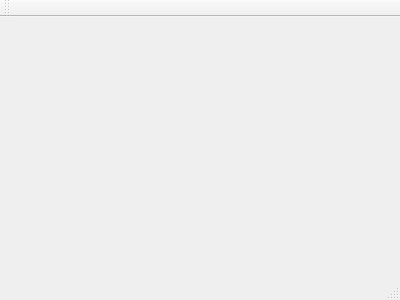
Old version of the form desktop/tpprojekt/mainwindow.ui in the repository Panturek/TP_projekt.
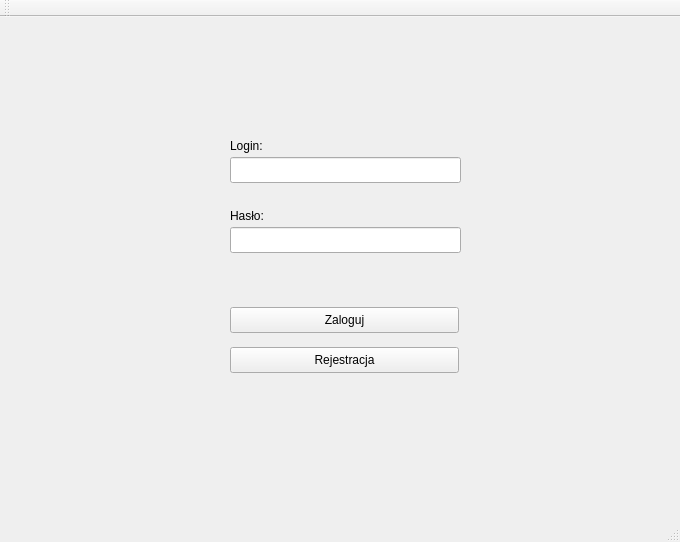
New version of the form.

Patch:
```diff
--- a/desktop/tpprojekt/mainwindow.ui
+++ b/desktop/tpprojekt/mainwindow.ui
@@ -1,24 +1,115 @@
 <ui version="4.0">
  <class>MainWindow</class>
- <widget class="QMainWindow" name="MainWindow" >
-  <property name="geometry" >
+ <widget class="QMainWindow" name="MainWindow">
+  <property name="geometry">
    <rect>
     <x>0</x>
     <y>0</y>
-    <width>400</width>
-    <height>300</height>
+    <width>680</width>
+    <height>542</height>
    </rect>
   </property>
   <property name="windowTitle" >
    <string>MainWindow</string>
   </property>
-  <widget class="QMenuBar" name="menuBar" />
-  <widget class="QToolBar" name="mainToolBar" />
-  <widget class="QWidget" name="centralWidget" />
-  <widget class="QStatusBar" name="statusBar" />
+  <widget class="QWidget" name="centralWidget">
+   <widget class="QPushButton" name="loginButton">
+    <property name="geometry">
+     <rect>
+      <x>230</x>
+      <y>290</y>
+      <width>229</width>
+      <height>26</height>
+     </rect>
+    </property>
+    <property name="text">
+     <string>Zaloguj</string>
+    </property>
+   </widget>
+   <widget class="QPushButton" name="registerButton">
+    <property name="geometry">
+     <rect>
+      <x>230</x>
+      <y>330</y>
+      <width>229</width>
+      <height>26</height>
+     </rect>
+    </property>
+    <property name="text">
+     <string>Rejestracja</string>
+    </property>
+   </widget>
+   <widget class="QLabel" name="label">
+    <property name="geometry">
+     <rect>
+      <x>230</x>
+      <y>190</y>
+      <width>65</width>
+      <height>18</height>
+     </rect>
+    </property>
+    <property name="text">
+     <string>Hasło:</string>
+    </property>
+   </widget>
+   <widget class="QLabel" name="label_2">
+    <property name="geometry">
+     <rect>
+      <x>230</x>
+      <y>120</y>
+      <width>65</width>
+      <height>18</height>
+     </rect>
+    </property>
+    <property name="text">
+     <string>Login:</string>
+    </property>
+   </widget>
+   <widget class="QLineEdit" name="loginEdit">
+    <property name="geometry">
+     <rect>
+      <x>230</x>
+      <y>140</y>
+      <width>231</width>
+      <height>26</height>
+     </rect>
+    </property>
+   </widget>
+   <widget class="QLineEdit" name="passwordEdit">
+    <property name="geometry">
+     <rect>
+      <x>230</x>
+      <y>210</y>
+      <width>231</width>
+      <height>26</height>
+     </rect>
+    </property>
+    <property name="echoMode">
+     <enum>QLineEdit::Password</enum>
+    </property>
+   </widget>
+  </widget>
+  <widget class="QMenuBar" name="menuBar">
+   <property name="geometry">
+    <rect>
+     <x>0</x>
+     <y>0</y>
+     <width>680</width>
+     <height>23</height>
+    </rect>
+   </property>
+  </widget>
+  <widget class="QToolBar" name="mainToolBar">
+   <attribute name="toolBarArea">
+    <enum>TopToolBarArea</enum>
+   </attribute>
+   <attribute name="toolBarBreak">
+    <bool>false</bool>
+   </attribute>
+  </widget>
+  <widget class="QStatusBar" name="statusBar"/>
  </widget>
- <layoutDefault spacing="6" margin="11" />
- <pixmapfunction></pixmapfunction>
+ <layoutdefault spacing="6" margin="11"/>
  <resources/>
  <connections/>
 </ui>
```
Left out of the diff: 3 changed lines with no effect on the pictures.
